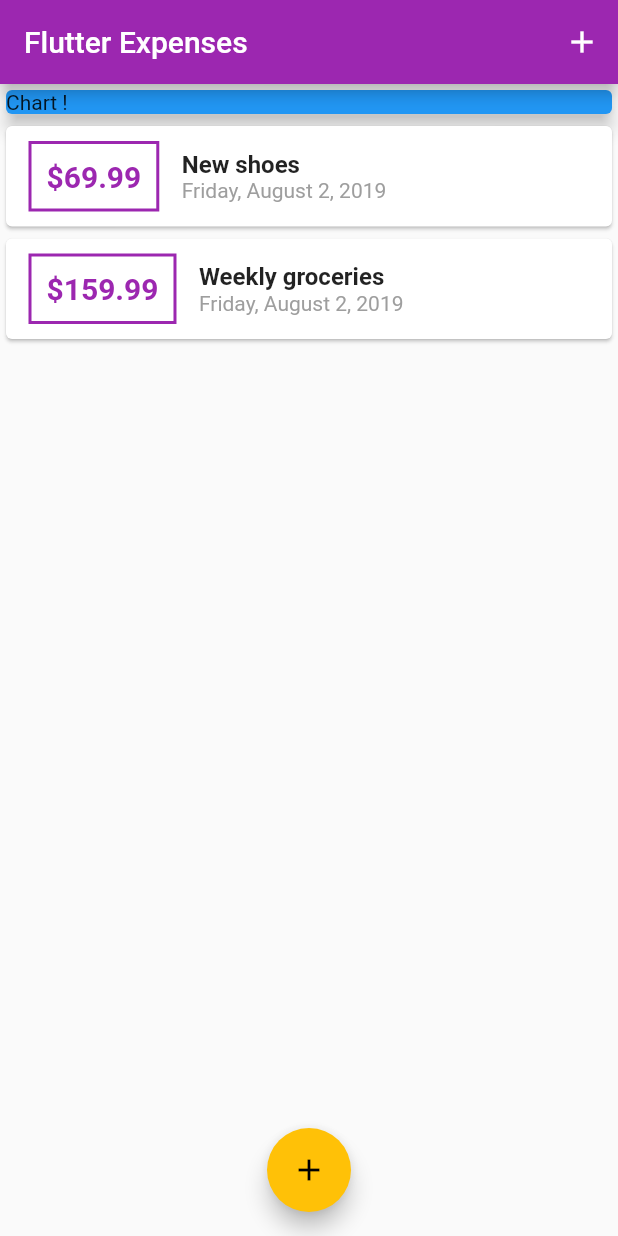
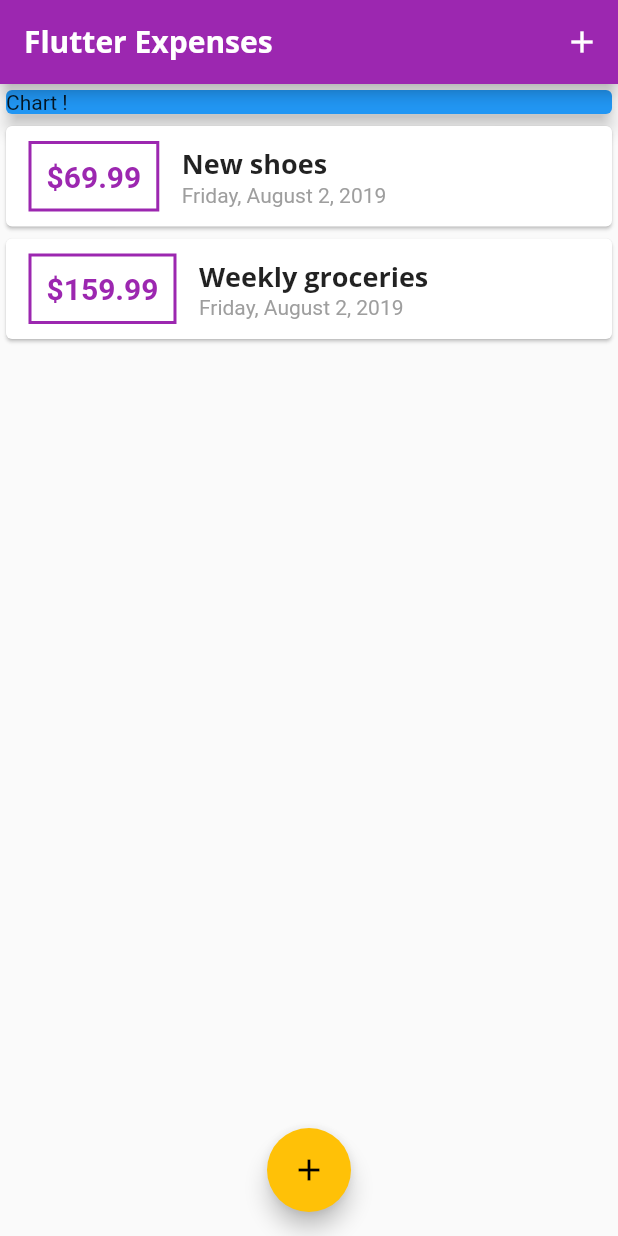
Before and after one commit to Amorem/FlutterExpenses, a Flutter app: the screen it shows after launch, on a phone screen of 412 x 824 dp. Run offline on Flutter 3.47's test engine with Material 2 defaults, Android fonts, the phone set to English and light mode, and no system bars.

Commit message:
Custom fonts and Text Themes

```diff
--- a/lib/main.dart
+++ b/lib/main.dart
@@ -11,7 +11,22 @@ class MyApp extends StatelessWidget {
     return MaterialApp(
       title: 'Flutter Expenses',
       home: MyHomePage(),
-      theme: ThemeData(primarySwatch: Colors.purple, accentColor: Colors.amber),
+      theme: ThemeData(
+        primarySwatch: Colors.purple,
+        accentColor: Colors.amber,
+        fontFamily: 'QuickSand',
+        textTheme: ThemeData.light().textTheme.copyWith(
+            title: TextStyle(
+                fontFamily: 'OpenSans',
+                fontWeight: FontWeight.bold,
+                fontSize: 18)),
+        appBarTheme: AppBarTheme(
+            textTheme: ThemeData.light().textTheme.copyWith(
+                title: TextStyle(
+                    fontFamily: 'OpenSans',
+                    fontSize: 20,
+                    fontWeight: FontWeight.bold))),
+      ),
     );
   }
 }
--- a/lib/widgets/transaction_list.dart
+++ b/lib/widgets/transaction_list.dart
@@ -32,11 +32,8 @@ class TransactionList extends StatelessWidget {
                 Column(
                   crossAxisAlignment: CrossAxisAlignment.start,
                   children: <Widget>[
-                    Text(
-                      transactions[index].title,
-                      style:
-                          TextStyle(fontSize: 16, fontWeight: FontWeight.bold),
-                    ),
+                    Text(transactions[index].title,
+                        style: Theme.of(context).textTheme.title),
                     Text(
                       DateFormat.yMMMMEEEEd().format(transactions[index].date),
                       style: TextStyle(color: Colors.grey),
```
Also changed, not shown: pubspec.yaml (+12 -11 lines), assets/fonts/OpenSans-Bold.ttf (added), assets/fonts/OpenSans-Regular.ttf (added), assets/fonts/Quicksand-Bold.ttf (added), assets/fonts/Quicksand-Light.ttf (added), assets/fonts/Quicksand-Medium.ttf (added), assets/fonts/Quicksand-Regular.ttf (added).
